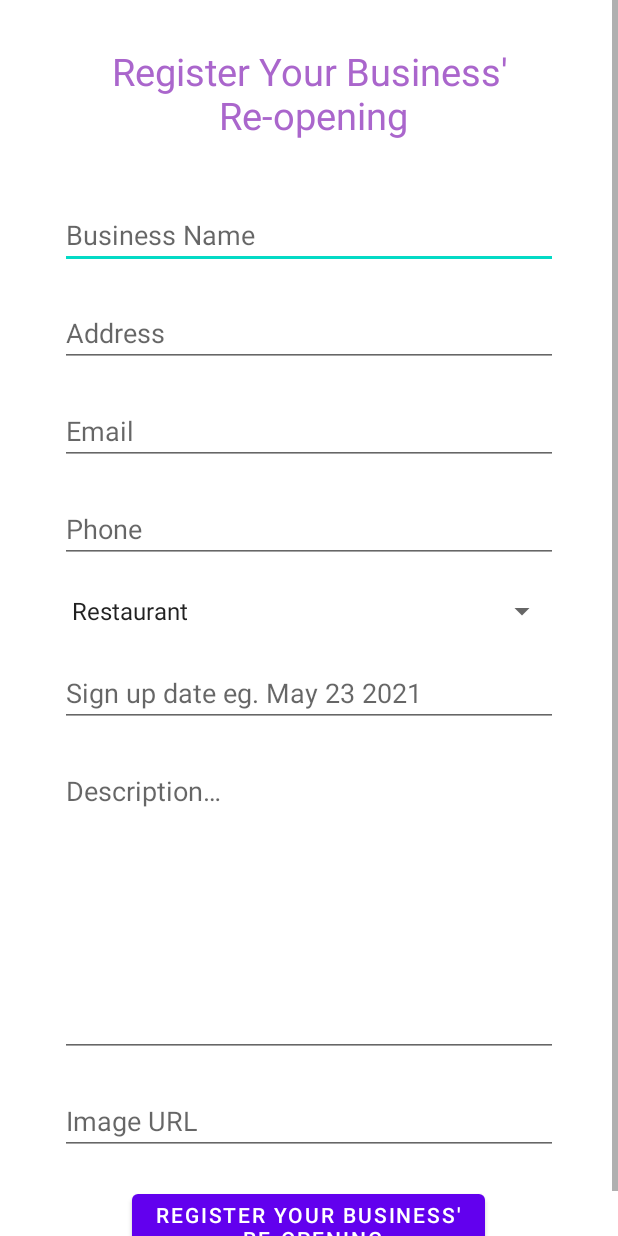
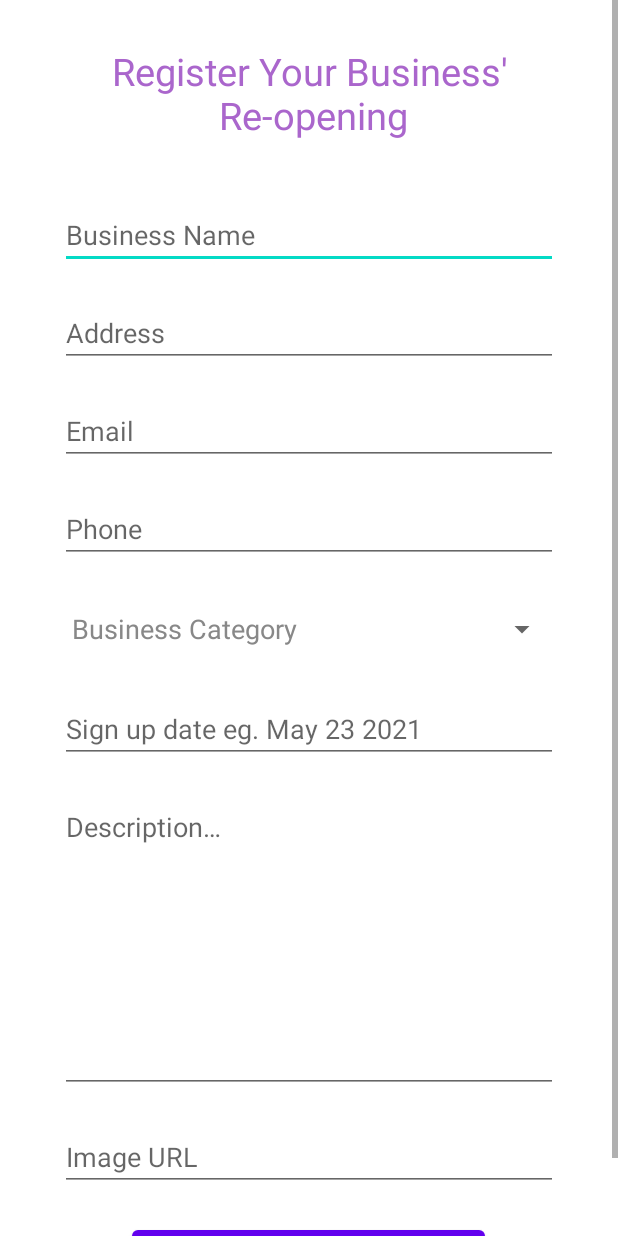
Before and after one commit to jeff-pancho/ReOpen, an Android app: the SignUpActivity screen opened directly, with no data from a screen before it, on a phone screen of 412 x 824 dp. Run offline under Robolectric (Android 15) with nearby library versions, the phone set to English and light mode, and no system bars; our stand-ins replace Firebase (no records; nobody signed in at launch, a user with empty details on screens opened directly).

Commit message:
Added hint to spinner and styled it

```diff
--- a/app/src/main/java/com/example/reopen/SignUpActivity.java
+++ b/app/src/main/java/com/example/reopen/SignUpActivity.java
@@ -3,12 +3,15 @@ package com.example.reopen;
 import androidx.annotation.NonNull;
 import androidx.appcompat.app.AppCompatActivity;
 
-import android.content.Intent;
+import android.graphics.Color;
 import android.os.Bundle;
 import android.view.View;
+import android.view.ViewGroup;
+import android.widget.ArrayAdapter;
 import android.widget.Button;
 import android.widget.EditText;
 import android.widget.Spinner;
+import android.widget.TextView;
 import android.widget.Toast;
 
 import com.google.android.gms.tasks.OnFailureListener;
@@ -87,6 +90,8 @@ public class SignUpActivity extends AppCompatActivity {
         businessDescription = findViewById(R.id.sign_up_description);
         businessImageURL = findViewById(R.id.sign_up_image_url);
 
+        initSpinner();
+
         addListing = findViewById(R.id.sign_up_button);
 
         addListing.setOnClickListener(new View.OnClickListener(){
@@ -97,4 +102,37 @@ public class SignUpActivity extends AppCompatActivity {
         });
 
     }
+
+    private void initSpinner() {
+        // Override our adapter's methods to show hint
+        CharSequence[] businessCategories = getResources().getStringArray(R.array.business_categories);
+        ArrayAdapter<CharSequence> categoryAdapter =
+                new ArrayAdapter<CharSequence>(this, R.layout.spinner_layout, businessCategories) {
+
+            @Override
+            public boolean isEnabled(int position) {
+                return position != 0;
+            }
+
+            @Override
+            public View getView(int position, View convertView, ViewGroup parent) {
+                TextView textView = (TextView) super.getView(position, convertView, parent);
+                if (position == 0) {
+                    textView.setTextColor(Color.GRAY);
+                }
+                return textView;
+            }
+
+            @Override
+            public View getDropDownView(int position, View convertView, ViewGroup parent) {
+                TextView textView = (TextView) super.getView(position, convertView, parent);
+                if (position == 0) {
+                    textView.setTextColor(Color.GRAY);
+                }
+                return textView;
+            }
+        };
+        categoryAdapter.setDropDownViewResource(R.layout.spinner_layout);
+        businessCategory.setAdapter(categoryAdapter);
+    }
 }
--- a/app/src/main/res/layout/activity_signup.xml
+++ b/app/src/main/res/layout/activity_signup.xml
@@ -51,8 +51,7 @@
             <Spinner
                 android:id="@+id/category_spinner"
                 style="@style/TextPrompt"
-                android:layout_marginVertical="10dp"
-                android:entries="@array/business_categories"/>
+                android:layout_marginVertical="10dp" />
 
             <EditText
                 android:id="@+id/sign_up_date"
--- /dev/null
+++ b/app/src/main/res/layout/spinner_layout.xml
@@ -0,0 +1,9 @@
+<?xml version="1.0" encoding="utf-8"?>
+<TextView xmlns:android="http://schemas.android.com/apk/res/android"
+    android:id="@android:id/text1"
+    style="?attr/spinnerDropDownItemStyle"
+    android:singleLine="true"
+    android:layout_width="match_parent"
+    android:layout_height="?attr/dropdownListPreferredItemHeight"
+    android:textSize="18sp"
+    android:ellipsize="marquee" />
--- a/app/src/main/res/values/strings.xml
+++ b/app/src/main/res/values/strings.xml
@@ -36,6 +36,7 @@
     <!-- Strings for sign up spinner -->
     <!-- Note: These strings are passed to database for "category" type.-->
     <string-array name="business_categories">
+        <item>Business Category</item>
         <item>Restaurant</item>
         <item>Shopping</item>
         <item>Services</item>
```
